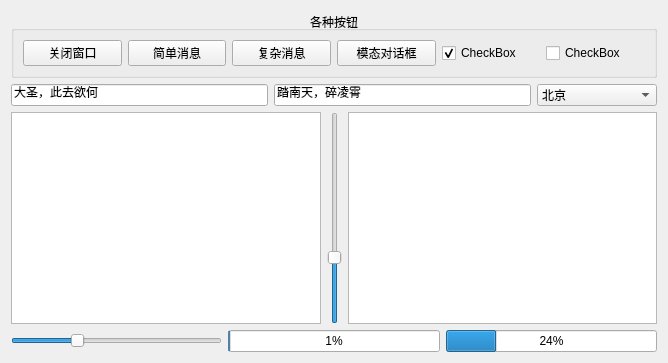
xtuer/Qt, file TopWindow/gui/DemoWidget.ui: the form before one commit.
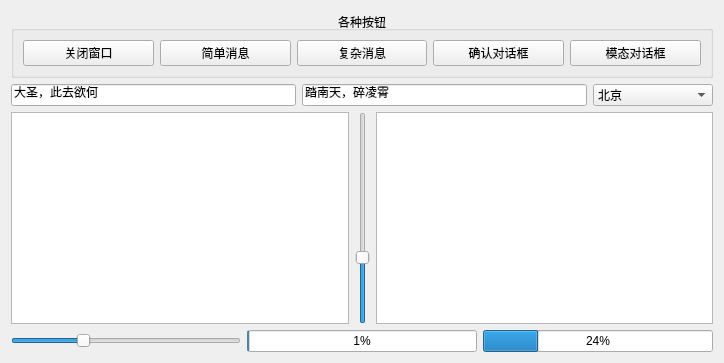
The form after the commit.

The edit to the form file:
```diff
--- a/TopWindow/gui/DemoWidget.ui
+++ b/TopWindow/gui/DemoWidget.ui
@@ -6,12 +6,12 @@
    <rect>
     <x>0</x>
     <y>0</y>
-    <width>668</width>
+    <width>724</width>
     <height>363</height>
    </rect>
   </property>
   <property name="windowTitle">
-   <string>Form</string>
+   <string>自定义窗口演示</string>
   </property>
   <layout class="QVBoxLayout" name="verticalLayout">
    <item>
@@ -23,27 +23,17 @@
       <set>Qt::AlignCenter</set>
      </property>
      <layout class="QGridLayout" name="gridLayout_2">
-      <item row="0" column="2">
-       <widget class="QPushButton" name="complexMessageButton">
+      <item row="0" column="3">
+       <widget class="QPushButton" name="confirmButton">
         <property name="text">
-         <string>复杂消息</string>
+         <string>确认对话框</string>
         </property>
        </widget>
       </item>
       <item row="0" column="4">
-       <widget class="QCheckBox" name="checkBox_3">
+       <widget class="QPushButton" name="modalDialogButton">
         <property name="text">
-         <string>CheckBox</string>
-        </property>
-        <property name="checked">
-         <bool>true</bool>
-        </property>
-       </widget>
-      </item>
-      <item row="0" column="5">
-       <widget class="QCheckBox" name="checkBox_4">
-        <property name="text">
-         <string>CheckBox</string>
+         <string>模态对话框</string>
         </property>
        </widget>
       </item>
@@ -60,6 +50,13 @@
         </property>
        </widget>
       </item>
+      <item row="0" column="2">
+       <widget class="QPushButton" name="complexMessageButton">
+        <property name="text">
+         <string>复杂消息</string>
+        </property>
+       </widget>
+      </item>
       <item row="0" column="1">
        <widget class="QPushButton" name="simpleMessageButton">
         <property name="text">
@@ -67,13 +64,6 @@
         </property>
        </widget>
       </item>
-      <item row="0" column="3">
-       <widget class="QPushButton" name="modalDialogButton">
-        <property name="text">
-         <string>模态对话框</string>
-        </property>
-       </widget>
-      </item>
      </layout>
     </widget>
    </item>
```
